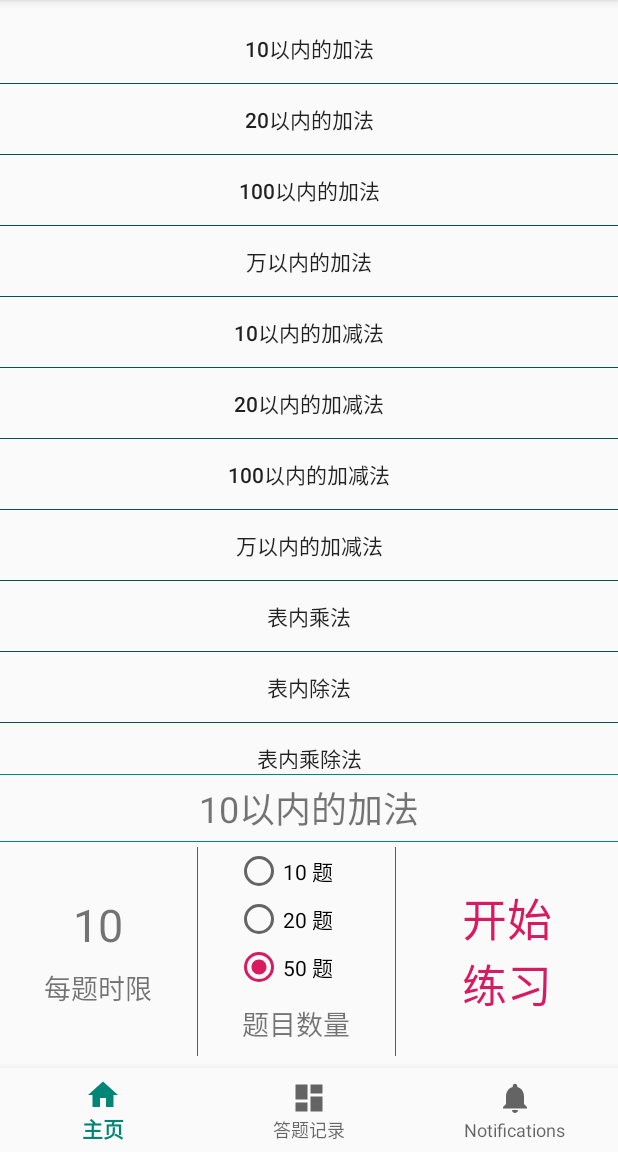
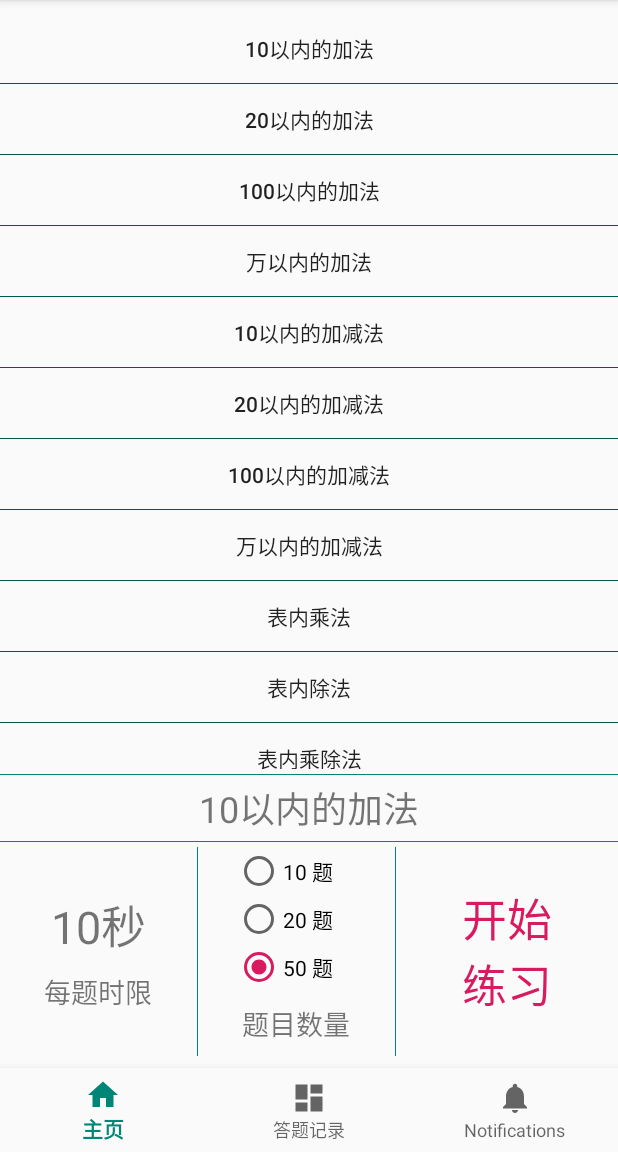
Before and after one commit to AkibaSummer/Oral_calculus, an Android app: the screen it shows after launch (MainActivity), after a tap on "10以内的加法", on a phone screen of 412 x 824 dp, the part 84-1236 px from its top. Run offline under Robolectric (Android 15) with nearby library versions, the phone set to English and light mode, and no system bars; 1 other tap on this screen came first.

Commit message:
fix time bug

```diff
--- a/app/src/main/java/com/silentselene/Oral_calculus/HomeFragment.java
+++ b/app/src/main/java/com/silentselene/Oral_calculus/HomeFragment.java
@@ -88,7 +88,7 @@ public class HomeFragment extends Fragment {
         TextView textView = Objects.requireNonNull(this.getActivity()).findViewById(R.id.test_title);
         textView.setText(Constant.type_name[id]);
         textView = Objects.requireNonNull(this.getActivity()).findViewById(R.id.home_time);
-        textView.setText(String.valueOf(Constant.type_time[id]));
+        textView.setText(String.valueOf(Constant.type_time[id])+"秒");
     }
 
     void startTest() {
```
